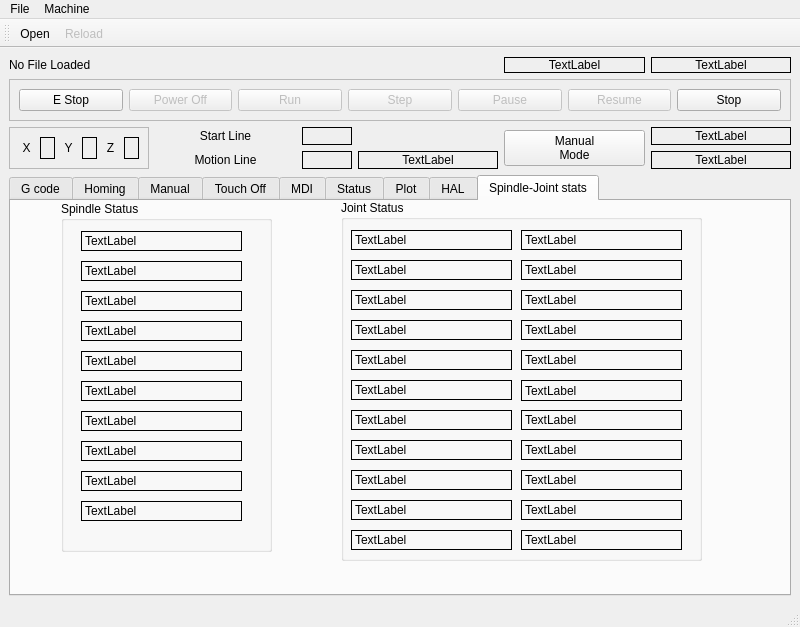
First picture: the form in jet/src/jet.ui, repository tlight9/jet, before the edit.
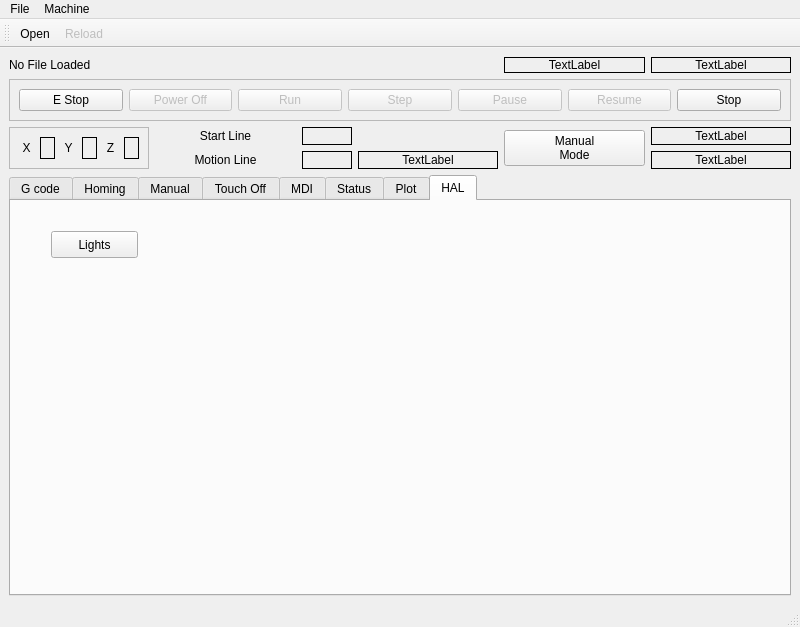
Second picture: the form after the edit. The open tabs and pages were chosen to show the change.

Commit message: 02/16/2024 Remove test widgets leaving supporting code for further use

Diff of the .ui file:
```diff
--- a/jet/src/jet.ui
+++ b/jet/src/jet.ui
@@ -1229,549 +1229,6 @@
         </property>
        </widget>
       </widget>
-      <widget class="QWidget" name="tab_4">
-       <attribute name="title">
-        <string>Spindle-Joint stats</string>
-       </attribute>
-       <widget class="QGroupBox" name="groupBox_9">
-        <property name="geometry">
-         <rect>
-          <x>50</x>
-          <y>0</y>
-          <width>211</width>
-          <height>351</height>
-         </rect>
-        </property>
-        <property name="title">
-         <string>Spindle Status</string>
-        </property>
-        <widget class="QLabel" name="s_brake_lb">
-         <property name="geometry">
-          <rect>
-           <x>20</x>
-           <y>30</y>
-           <width>161</width>
-           <height>20</height>
-          </rect>
-         </property>
-         <property name="frameShape">
-          <enum>QFrame::Box</enum>
-         </property>
-         <property name="text">
-          <string>TextLabel</string>
-         </property>
-        </widget>
-        <widget class="QLabel" name="s_direction_lb">
-         <property name="geometry">
-          <rect>
-           <x>20</x>
-           <y>60</y>
-           <width>161</width>
-           <height>20</height>
-          </rect>
-         </property>
-         <property name="frameShape">
-          <enum>QFrame::Box</enum>
-         </property>
-         <property name="text">
-          <string>TextLabel</string>
-         </property>
-        </widget>
-        <widget class="QLabel" name="s_enabled_lb">
-         <property name="geometry">
-          <rect>
-           <x>20</x>
-           <y>90</y>
-           <width>161</width>
-           <height>20</height>
-          </rect>
-         </property>
-         <property name="frameShape">
-          <enum>QFrame::Box</enum>
-         </property>
-         <property name="text">
-          <string>TextLabel</string>
-         </property>
-        </widget>
-        <widget class="QLabel" name="s_homed_lb">
-         <property name="geometry">
-          <rect>
-           <x>20</x>
-           <y>120</y>
-           <width>161</width>
-           <height>20</height>
-          </rect>
-         </property>
-         <property name="frameShape">
-          <enum>QFrame::Box</enum>
-         </property>
-         <property name="text">
-          <string>TextLabel</string>
-         </property>
-        </widget>
-        <widget class="QLabel" name="s_increasing_lb">
-         <property name="geometry">
-          <rect>
-           <x>20</x>
-           <y>150</y>
-           <width>161</width>
-           <height>20</height>
-          </rect>
-         </property>
-         <property name="frameShape">
-          <enum>QFrame::Box</enum>
-         </property>
-         <property name="text">
-          <string>TextLabel</string>
-         </property>
-        </widget>
-        <widget class="QLabel" name="s_orient_fault_lb">
-         <property name="geometry">
-          <rect>
-           <x>20</x>
-           <y>180</y>
-           <width>161</width>
-           <height>20</height>
-          </rect>
-         </property>
-         <property name="frameShape">
-          <enum>QFrame::Box</enum>
-         </property>
-         <property name="text">
-          <string>TextLabel</string>
-         </property>
-        </widget>
-        <widget class="QLabel" name="s_orient_state_lb">
-         <property name="geometry">
-          <rect>
-           <x>20</x>
-           <y>210</y>
-           <width>161</width>
-           <height>20</height>
-          </rect>
-         </property>
-         <property name="frameShape">
-          <enum>QFrame::Box</enum>
-         </property>
-         <property name="text">
-          <string>TextLabel</string>
-         </property>
-        </widget>
-        <widget class="QLabel" name="s_override_lb">
-         <property name="geometry">
-          <rect>
-           <x>20</x>
-           <y>240</y>
-           <width>161</width>
-           <height>20</height>
-          </rect>
-         </property>
-         <property name="frameShape">
-          <enum>QFrame::Box</enum>
-         </property>
-         <property name="text">
-          <string>TextLabel</string>
-         </property>
-        </widget>
-        <widget class="QLabel" name="s_override_enabled_lb">
-         <property name="geometry">
-          <rect>
-           <x>20</x>
-           <y>270</y>
-           <width>161</width>
-           <height>20</height>
-          </rect>
-         </property>
-         <property name="frameShape">
-          <enum>QFrame::Box</enum>
-         </property>
-         <property name="text">
-          <string>TextLabel</string>
-         </property>
-        </widget>
-        <widget class="QLabel" name="s_speed_lb">
-         <property name="geometry">
-          <rect>
-           <x>20</x>
-           <y>300</y>
-           <width>161</width>
-           <height>20</height>
-          </rect>
-         </property>
-         <property name="frameShape">
-          <enum>QFrame::Box</enum>
-         </property>
-         <property name="text">
-          <string>TextLabel</string>
-         </property>
-        </widget>
-       </widget>
-       <widget class="QGroupBox" name="groupBox_10">
-        <property name="geometry">
-         <rect>
-          <x>330</x>
-          <y>-1</y>
-          <width>361</width>
-          <height>361</height>
-         </rect>
-        </property>
-        <property name="title">
-         <string>Joint Status</string>
-        </property>
-        <widget class="QLabel" name="j_backlash_lb">
-         <property name="geometry">
-          <rect>
-           <x>10</x>
-           <y>30</y>
-           <width>161</width>
-           <height>20</height>
-          </rect>
-         </property>
-         <property name="frameShape">
-          <enum>QFrame::Box</enum>
-         </property>
-         <property name="text">
-          <string>TextLabel</string>
-         </property>
-        </widget>
-        <widget class="QLabel" name="j_enabled_lb">
-         <property name="geometry">
-          <rect>
-           <x>10</x>
-           <y>60</y>
-           <width>161</width>
-           <height>20</height>
-          </rect>
-         </property>
-         <property name="frameShape">
-          <enum>QFrame::Box</enum>
-         </property>
-         <property name="text">
-          <string>TextLabel</string>
-         </property>
-        </widget>
-        <widget class="QLabel" name="j_fault_lb_2">
-         <property name="geometry">
-          <rect>
-           <x>10</x>
-           <y>90</y>
-           <width>161</width>
-           <height>20</height>
-          </rect>
-         </property>
-         <property name="frameShape">
-          <enum>QFrame::Box</enum>
-         </property>
-         <property name="text">
-          <string>TextLabel</string>
-         </property>
-        </widget>
-        <widget class="QLabel" name="j_ferror_highmark_lb">
-         <property name="geometry">
-          <rect>
-           <x>10</x>
-           <y>150</y>
-           <width>161</width>
-           <height>20</height>
-          </rect>
-         </property>
-         <property name="frameShape">
-          <enum>QFrame::Box</enum>
-         </property>
-         <property name="text">
-          <string>TextLabel</string>
-         </property>
-        </widget>
-        <widget class="QLabel" name="j_ferror_current_lb">
-         <property name="geometry">
-          <rect>
-           <x>10</x>
-           <y>120</y>
-           <width>161</width>
-           <height>20</height>
-          </rect>
-         </property>
-         <property name="frameShape">
-          <enum>QFrame::Box</enum>
-         </property>
-         <property name="text">
-          <string>TextLabel</string>
-         </property>
-        </widget>
-        <widget class="QLabel" name="j_homed_lb">
-         <property name="geometry">
-          <rect>
-           <x>10</x>
-           <y>180</y>
-           <width>161</width>
-           <height>20</height>
-          </rect>
-         </property>
-         <property name="frameShape">
-          <enum>QFrame::Box</enum>
-         </property>
-         <property name="text">
-          <string>TextLabel</string>
-         </property>
-        </widget>
-        <widget class="QLabel" name="j_homing_lb">
-         <property name="geometry">
-          <rect>
-           <x>10</x>
-           <y>210</y>
-           <width>161</width>
-           <height>20</height>
-          </rect>
-         </property>
-         <property name="frameShape">
-          <enum>QFrame::Box</enum>
-         </property>
-         <property name="text">
-          <string>TextLabel</string>
-         </property>
-        </widget>
-        <widget class="QLabel" name="j_inpos_lb">
-         <property name="geometry">
-          <rect>
-           <x>10</x>
-           <y>240</y>
-           <width>161</width>
-           <height>20</height>
-          </rect>
-         </property>
-         <property name="frameShape">
-          <enum>QFrame::Box</enum>
-         </property>
-         <property name="text">
-          <string>TextLabel</string>
-         </property>
-        </widget>
-        <widget class="QLabel" name="j_input_lb">
-         <property name="geometry">
-          <rect>
-           <x>10</x>
-           <y>270</y>
-           <width>161</width>
-           <height>20</height>
-          </rect>
-         </property>
-         <property name="frameShape">
-          <enum>QFrame::Box</enum>
-         </property>
-         <property name="text">
-          <string>TextLabel</string>
-         </property>
-        </widget>
-        <widget class="QLabel" name="j_jointType_lb">
-         <property name="geometry">
-          <rect>
-           <x>10</x>
-           <y>300</y>
-           <width>161</width>
-           <height>20</height>
-          </rect>
-         </property>
-         <property name="frameShape">
-          <enum>QFrame::Box</enum>
-         </property>
-         <property name="text">
-          <string>TextLabel</string>
-         </property>
-        </widget>
-        <widget class="QLabel" name="j_max_hard_limit_lb">
-         <property name="geometry">
-          <rect>
-           <x>180</x>
-           <y>30</y>
-           <width>161</width>
-           <height>20</height>
-          </rect>
-         </property>
-         <property name="frameShape">
-          <enum>QFrame::Box</enum>
-         </property>
-         <property name="text">
-          <string>TextLabel</string>
-         </property>
-        </widget>
-        <widget class="QLabel" name="j_max_position_limit_lb">
-         <property name="geometry">
-          <rect>
-           <x>180</x>
-           <y>60</y>
-           <width>161</width>
-           <height>20</height>
-          </rect>
-         </property>
-         <property name="frameShape">
-          <enum>QFrame::Box</enum>
-         </property>
-         <property name="text">
-          <string>TextLabel</string>
-         </property>
-        </widget>
-        <widget class="QLabel" name="j_max_soft_limit_lb">
-         <property name="geometry">
-          <rect>
-           <x>180</x>
-           <y>90</y>
-           <width>161</width>
-           <height>20</height>
-          </rect>
-         </property>
-         <property name="frameShape">
-          <enum>QFrame::Box</enum>
-         </property>
-         <property name="text">
-          <string>TextLabel</string>
-         </property>
-        </widget>
-        <widget class="QLabel" name="j_min_ferror_lb">
-         <property name="geometry">
-          <rect>
-           <x>180</x>
-           <y>120</y>
-           <width>161</width>
-           <height>20</height>
-          </rect>
-         </property>
-         <property name="frameShape">
-          <enum>QFrame::Box</enum>
-         </property>
-         <property name="text">
-          <string>TextLabel</string>
-         </property>
-        </widget>
-        <widget class="QLabel" name="j_min_hard_limit_lb">
-         <property name="geometry">
-          <rect>
-           <x>180</x>
-           <y>150</y>
-           <width>161</width>
-           <height>20</height>
-          </rect>
-         </property>
-         <property name="frameShape">
-          <enum>QFrame::Box</enum>
-         </property>
-         <property name="text">
-          <string>TextLabel</string>
-         </property>
-        </widget>
-        <widget class="QLabel" name="j_min_position_limit_lb">
-         <property name="geometry">
-          <rect>
-           <x>180</x>
-           <y>180</y>
-           <width>161</width>
-           <height>21</height>
-          </rect>
-         </property>
-         <property name="frameShape">
-          <enum>QFrame::Box</enum>
-         </property>
-         <property name="text">
-          <string>TextLabel</string>
-         </property>
-        </widget>
-        <widget class="QLabel" name="j_min_soft_limit_lb">
-         <property name="geometry">
-          <rect>
-           <x>180</x>
-           <y>210</y>
-           <width>161</width>
-           <height>20</height>
-          </rect>
-         </property>
-         <property name="frameShape">
-          <enum>QFrame::Box</enum>
-         </property>
-         <property name="text">
-          <string>TextLabel</string>
-         </property>
-        </widget>
-        <widget class="QLabel" name="j_output_lb">
-         <property name="geometry">
-          <rect>
-           <x>180</x>
-           <y>240</y>
-           <width>161</width>
-           <height>20</height>
-          </rect>
-         </property>
-         <property name="frameShape">
-          <enum>QFrame::Box</enum>
-         </property>
-         <property name="text">
-          <string>TextLabel</string>
-         </property>
-        </widget>
-        <widget class="QLabel" name="j_max_ferror_lb">
-         <property name="geometry">
-          <rect>
-           <x>10</x>
-           <y>330</y>
-           <width>161</width>
-           <height>20</height>
-          </rect>
-         </property>
-         <property name="frameShape">
-          <enum>QFrame::Box</enum>
-         </property>
-         <property name="text">
-          <string>TextLabel</string>
-         </property>
-        </widget>
-        <widget class="QLabel" name="j_override_limits_lb">
-         <property name="geometry">
-          <rect>
-           <x>180</x>
-           <y>270</y>
-           <width>161</width>
-           <height>20</height>
-          </rect>
-         </property>
-         <property name="frameShape">
-          <enum>QFrame::Box</enum>
-         </property>
-         <property name="text">
-          <string>TextLabel</string>
-         </property>
-        </widget>
-        <widget class="QLabel" name="j_units_lb">
-         <property name="geometry">
-          <rect>
-           <x>180</x>
-           <y>300</y>
-           <width>161</width>
-           <height>20</height>
-          </rect>
-         </property>
-         <property name="frameShape">
-          <enum>QFrame::Box</enum>
-         </property>
-         <property name="text">
-          <string>TextLabel</string>
-         </property>
-        </widget>
-        <widget class="QLabel" name="j_velocity_lb">
-         <property name="geometry">
-          <rect>
-           <x>180</x>
-           <y>330</y>
-           <width>161</width>
-           <height>20</height>
-          </rect>
-         </property>
-         <property name="frameShape">
-          <enum>QFrame::Box</enum>
-         </property>
-         <property name="text">
-          <string>TextLabel</string>
-         </property>
-        </widget>
-       </widget>
-      </widget>
      </widget>
     </item>
    </layout>
```
Left out of the diff: 204 changed lines with no effect on the pictures.
